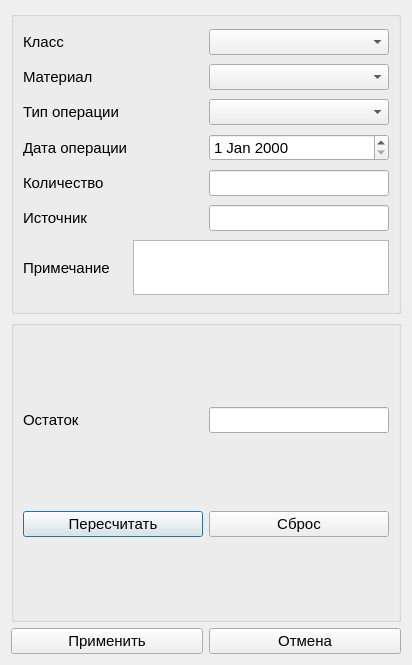
The window that Gui/editinstrumentsdialog.ui (DenisArger/git_well) describes before a commit, drawn with Qt 5.
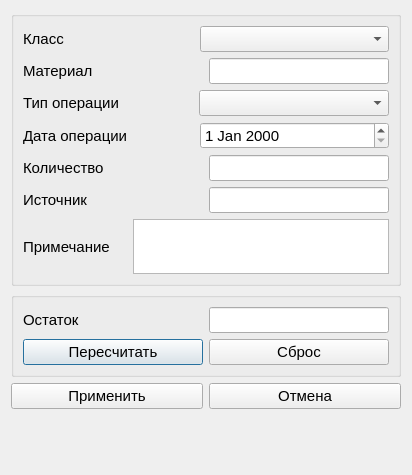
The same window after the commit.

```diff
--- a/Gui/editinstrumentsdialog.ui
+++ b/Gui/editinstrumentsdialog.ui
@@ -10,9 +10,15 @@
     <x>0</x>
     <y>0</y>
     <width>412</width>
-    <height>665</height>
+    <height>475</height>
    </rect>
   </property>
+  <property name="sizePolicy">
+   <sizepolicy hsizetype="Preferred" vsizetype="Preferred">
+    <horstretch>0</horstretch>
+    <verstretch>0</verstretch>
+   </sizepolicy>
+  </property>
   <property name="font">
    <font>
     <pointsize>11</pointsize>
@@ -21,9 +27,15 @@
   <property name="windowTitle">
    <string>Изменение остатка</string>
   </property>
-  <layout class="QVBoxLayout" name="verticalLayout_3">
+  <layout class="QVBoxLayout" name="verticalLayout_4">
    <item>
     <widget class="QGroupBox" name="groupBox">
+     <property name="sizePolicy">
+      <sizepolicy hsizetype="Preferred" vsizetype="Preferred">
+       <horstretch>0</horstretch>
+       <verstretch>0</verstretch>
+      </sizepolicy>
+     </property>
      <property name="title">
       <string/>
      </property>
@@ -50,9 +62,15 @@
         </item>
         <item>
          <widget class="QComboBox" name="classInstrumentCombo">
+          <property name="sizePolicy">
+           <sizepolicy hsizetype="Minimum" vsizetype="Fixed">
+            <horstretch>0</horstretch>
+            <verstretch>0</verstretch>
+           </sizepolicy>
+          </property>
           <property name="minimumSize">
            <size>
-            <width>120</width>
+            <width>189</width>
             <height>0</height>
            </size>
           </property>
@@ -81,7 +99,13 @@
          </widget>
         </item>
         <item>
-         <widget class="QComboBox" name="instrumentCombo">
+         <widget class="QLineEdit" name="instrumentLineEdit">
+          <property name="sizePolicy">
+           <sizepolicy hsizetype="Minimum" vsizetype="Fixed">
+            <horstretch>0</horstretch>
+            <verstretch>0</verstretch>
+           </sizepolicy>
+          </property>
           <property name="minimumSize">
            <size>
             <width>120</width>
@@ -114,9 +138,15 @@
         </item>
         <item>
          <widget class="QComboBox" name="typeOperationCombo">
+          <property name="sizePolicy">
+           <sizepolicy hsizetype="Minimum" vsizetype="Fixed">
+            <horstretch>0</horstretch>
+            <verstretch>0</verstretch>
+           </sizepolicy>
+          </property>
           <property name="minimumSize">
            <size>
-            <width>120</width>
+            <width>190</width>
             <height>0</height>
            </size>
           </property>
@@ -130,7 +160,7 @@
          <widget class="QLabel" name="dateLabel">
           <property name="minimumSize">
            <size>
-            <width>115</width>
+            <width>120</width>
             <height>0</height>
            </size>
           </property>
@@ -143,7 +173,7 @@
          <widget class="QDateEdit" name="dateEdit">
           <property name="minimumSize">
            <size>
-            <width>120</width>
+            <width>189</width>
             <height>0</height>
            </size>
           </property>
@@ -157,7 +187,7 @@
          <widget class="QLabel" name="countInstrLabel">
           <property name="minimumSize">
            <size>
-            <width>115</width>
+            <width>120</width>
             <height>0</height>
            </size>
           </property>
@@ -190,7 +220,7 @@
          <widget class="QLabel" name="countInstrLabel_2">
           <property name="minimumSize">
            <size>
-            <width>115</width>
+            <width>120</width>
             <height>0</height>
            </size>
           </property>
@@ -270,6 +300,8 @@
     </widget>
    </item>
    <item>
+    <layout class="QVBoxLayout" name="verticalLayout_3">
+     <item>
     <widget class="QGroupBox" name="groupBox_2">
      <property name="title">
       <string/>
@@ -352,6 +384,24 @@
         <string>Отмена</string>
        </property>
       </widget>
+       </item>
+      </layout>
+     </item>
+     <item>
+      <spacer name="verticalSpacer">
+       <property name="orientation">
+        <enum>Qt::Vertical</enum>
+       </property>
+       <property name="sizeType">
+        <enum>QSizePolicy::Expanding</enum>
+       </property>
+       <property name="sizeHint" stdset="0">
+        <size>
+         <width>20</width>
+         <height>40</height>
+        </size>
+       </property>
+      </spacer>
      </item>
     </layout>
    </item>
```
Lines whose indentation alone changed are shown as unchanged.
